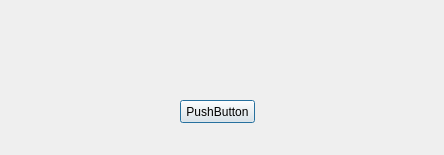
The window that src/inprogressdialog.ui (app211/jaqet) describes before a commit, drawn with Qt 5.
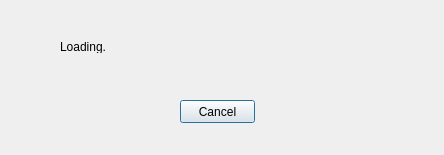
The same window after the commit.

The edit to the form file:
```diff
--- a/src/inprogressdialog.ui
+++ b/src/inprogressdialog.ui
@@ -23,7 +23,20 @@
     </rect>
    </property>
    <property name="text">
-    <string>PushButton</string>
+    <string>Cancel</string>
+   </property>
+  </widget>
+  <widget class="QLabel" name="Loadin">
+   <property name="geometry">
+    <rect>
+     <x>60</x>
+     <y>40</y>
+     <width>46</width>
+     <height>13</height>
+    </rect>
+   </property>
+   <property name="text">
+    <string>Loading...</string>
    </property>
   </widget>
  </widget>
```
